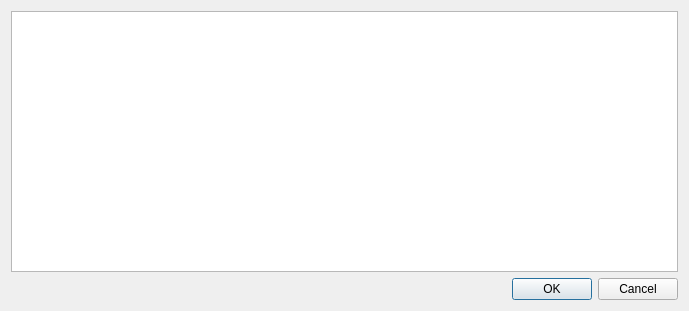
This is views/disassemblerview/entrypointsdialog/entrypointsdialog.ui in PREF/PREF as Qt 5 draws it before an edit. The edited form follows.
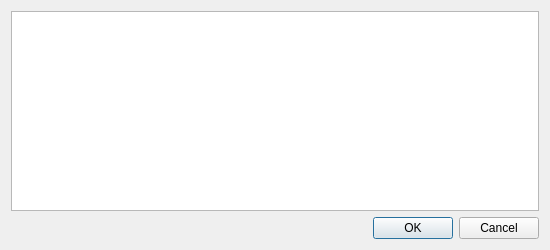
This is the edited form.

Diff of the .ui file:
```diff
--- a/views/disassemblerview/entrypointsdialog/entrypointsdialog.ui
+++ b/views/disassemblerview/entrypointsdialog/entrypointsdialog.ui
@@ -6,8 +6,8 @@
    <rect>
     <x>0</x>
     <y>0</y>
-    <width>689</width>
-    <height>311</height>
+    <width>550</width>
+    <height>250</height>
    </rect>
   </property>
   <property name="windowTitle">
```
